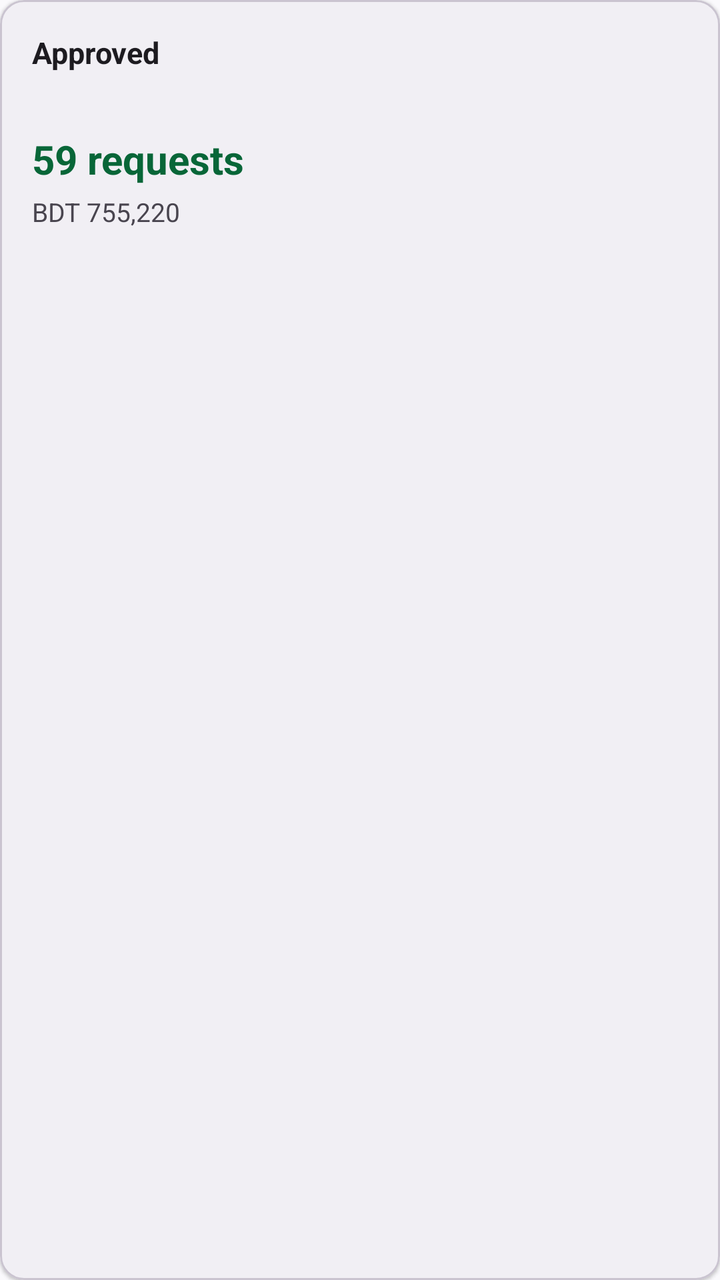
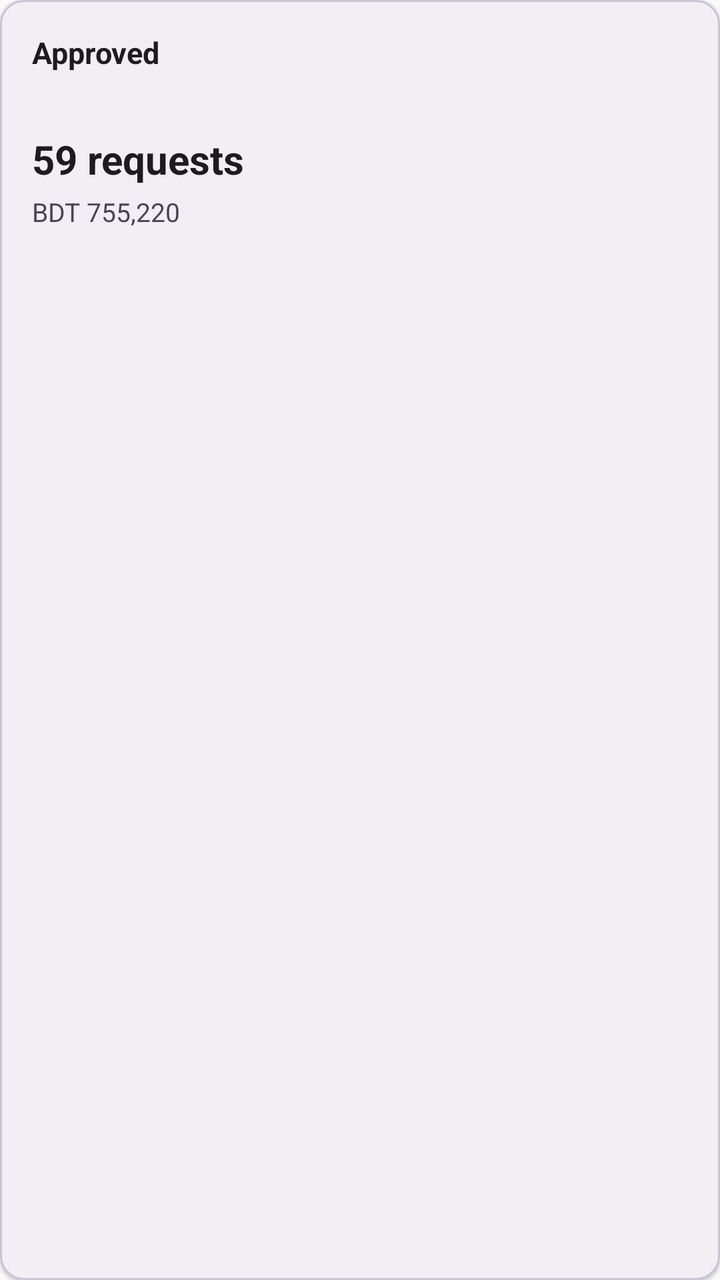

An Android layout rendered at two revisions. The XML below is the earlier revision; the diff shows what the commit changed to produce the second picture.
<!-- AndroidManifest.xml: application theme Theme.BIMTCharity -->
<!-- res/layout/item_fund_status.xml -->
<?xml version="1.0" encoding="utf-8"?>
<com.google.android.material.card.MaterialCardView
    xmlns:android="http://schemas.android.com/apk/res/android"
    xmlns:app="http://schemas.android.com/apk/res-auto"
    android:layout_width="match_parent"
    android:layout_height="wrap_content"
    android:layout_margin="6dp"
    android:clickable="true"
    android:focusable="true"
    android:foreground="?attr/selectableItemBackground"
    app:cardCornerRadius="12dp"
    app:cardElevation="1dp"
    app:strokeColor="?attr/colorOutlineVariant"
    app:strokeWidth="1dp">

    <LinearLayout
        android:layout_width="match_parent"
        android:layout_height="wrap_content"
        android:orientation="vertical"
        android:padding="16dp">

        <TextView
            android:id="@+id/txtStatusName"
            android:layout_width="match_parent"
            android:layout_height="wrap_content"
            android:ellipsize="end"
            android:maxLines="2"
            android:minHeight="42dp"
            android:text="Approved"
            android:textColor="?attr/colorOnSurface"
            android:textSize="15sp"
            android:textStyle="bold" />

        <TextView
            android:id="@+id/txtStatusCount"
            android:layout_width="wrap_content"
            android:layout_height="wrap_content"
            android:layout_marginTop="8dp"
            android:text="59 requests"
            android:textColor="@color/bimt_green"
            android:textSize="20sp"
            android:textStyle="bold" />

        <TextView
            android:id="@+id/txtStatusAmount"
            android:layout_width="wrap_content"
            android:layout_height="wrap_content"
            android:layout_marginTop="4dp"
            android:text="BDT 755,220"
            android:textColor="?attr/colorOnSurfaceVariant"
            android:textSize="13sp" />

    </LinearLayout>

</com.google.android.material.card.MaterialCardView>
<!-- resources referenced by this layout -->
<resources>
  <color name="bimt_green">#086638</color>
  <style name="Theme.BIMTCharity" parent="Theme.Material3.DayNight.NoActionBar">
  
          <item name="colorPrimary">@color/bimt_green</item>
          <item name="colorOnPrimary">@color/white</item>
  
          <item name="colorPrimaryContainer">@color/bimt_green_light</item>
          <item name="colorOnPrimaryContainer">@color/bimt_green_dark</item>
  
          <item name="colorSecondary">@color/bimt_gold</item>
          <item name="colorOnSecondary">@color/black</item>
  
          <item name="android:windowLightStatusBar">false</item>
          <item name="android:statusBarColor">@color/bimt_green_dark</item>
          <item name="android:navigationBarColor">@color/background_light</item>
  
          <item name="android:windowBackground">@color/background_light</item>
  
      </style>
  <color name="white">#FFFFFFFF</color>
  <color name="bimt_green_light">#E5F3EB</color>
  <color name="bimt_green_dark">#064B2A</color>
  <color name="bimt_gold">#C89B2C</color>
  <color name="black">#FF000000</color>
  <color name="background_light">#FAF9FC</color>
</resources>

<!-- the commit's change to res/layout/item_fund_status.xml (unified diff, before → after) -->
@@ -37,7 +37,7 @@
             android:layout_height="wrap_content"
             android:layout_marginTop="8dp"
             android:text="59 requests"
-            android:textColor="@color/bimt_green"
+            android:textColor="?attr/colorOnSurface"
             android:textSize="20sp"
             android:textStyle="bold" />
 
